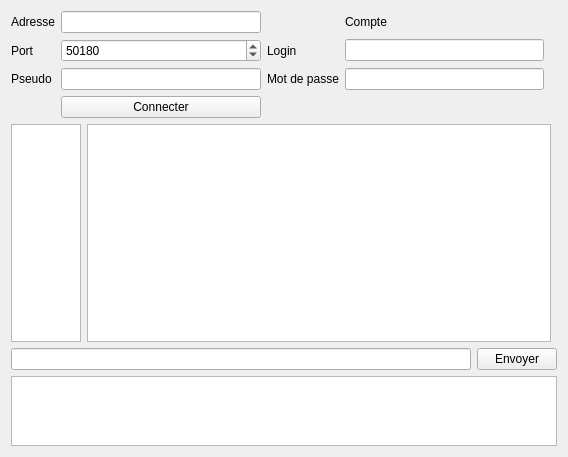
Zxb12/Chat, file Chat-Client/fenprincipale.ui: the form before one commit.
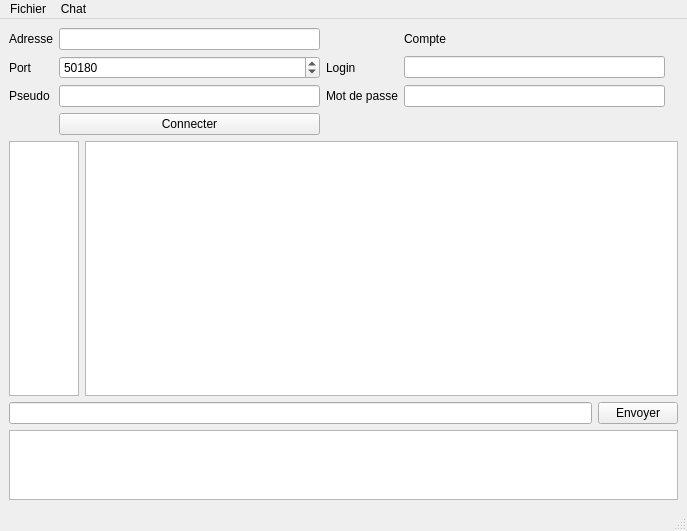
The form after the commit. Icons and pictures are not drawn.

Commit message: Conversion FenPrincipale de QWidget en QMainWindow

Diff of the .ui file:
```diff
--- a/Chat-Client/fenprincipale.ui
+++ b/Chat-Client/fenprincipale.ui
@@ -1,36 +1,21 @@
 <?xml version="1.0" encoding="UTF-8"?>
 <ui version="4.0">
  <class>FenPrincipale</class>
- <widget class="QWidget" name="FenPrincipale">
+ <widget class="QMainWindow" name="FenPrincipale">
   <property name="geometry">
    <rect>
     <x>0</x>
     <y>0</y>
-    <width>568</width>
-    <height>457</height>
+    <width>687</width>
+    <height>531</height>
    </rect>
   </property>
-  <property name="sizePolicy">
-   <sizepolicy hsizetype="Preferred" vsizetype="Preferred">
-    <horstretch>0</horstretch>
-    <verstretch>0</verstretch>
-   </sizepolicy>
-  </property>
-  <property name="minimumSize">
-   <size>
-    <width>0</width>
-    <height>0</height>
-   </size>
-  </property>
   <property name="windowTitle">
    <string>OokChat</string>
   </property>
-  <property name="windowIcon">
-   <iconset resource="ressources.qrc">
-    <normaloff>:/icones/24</normaloff>:/icones/24</iconset>
-  </property>
-  <layout class="QGridLayout" name="gridLayout_2">
-   <item row="0" column="0" colspan="2">
+  <widget class="QWidget" name="centralwidget">
+   <layout class="QVBoxLayout" name="verticalLayout">
+    <item>
     <layout class="QGridLayout" name="gridLayout">
      <item row="0" column="0">
       <widget class="QLabel" name="label">
@@ -149,45 +134,7 @@
      </item>
     </layout>
    </item>
-   <item row="3" column="0" colspan="2">
-    <layout class="QHBoxLayout" name="horizontalLayout">
      <item>
-      <widget class="QLineEdit" name="message"/>
-     </item>
-     <item>
-      <widget class="QPushButton" name="envoyer">
-       <property name="text">
-        <string>Envoyer</string>
-       </property>
-      </widget>
-     </item>
-    </layout>
-   </item>
-   <item row="4" column="0" colspan="2">
-    <widget class="QTextEdit" name="console">
-     <property name="sizePolicy">
-      <sizepolicy hsizetype="Expanding" vsizetype="Expanding">
-       <horstretch>0</horstretch>
-       <verstretch>0</verstretch>
-      </sizepolicy>
-     </property>
-     <property name="maximumSize">
-      <size>
-       <width>16777215</width>
-       <height>70</height>
-      </size>
-     </property>
-     <property name="font">
-      <font>
-       <family>Courier New</family>
-      </font>
-     </property>
-     <property name="readOnly">
-      <bool>true</bool>
-     </property>
-    </widget>
-   </item>
-   <item row="2" column="0">
     <layout class="QHBoxLayout" name="horizontalLayout_2">
      <item>
       <widget class="QListWidget" name="listeConnectes">
@@ -229,31 +176,134 @@
         <string>&lt;!DOCTYPE HTML PUBLIC &quot;-//W3C//DTD HTML 4.0//EN&quot; &quot;http://www.w3.org/TR/REC-html40/strict.dtd&quot;&gt;
 &lt;html&gt;&lt;head&gt;&lt;meta name=&quot;qrichtext&quot; content=&quot;1&quot; /&gt;&lt;style type=&quot;text/css&quot;&gt;
 p, li { white-space: pre-wrap; }
-&lt;/style&gt;&lt;/head&gt;&lt;body style=&quot; font-family:'Ubuntu'; font-size:11pt; font-weight:400; font-style:normal;&quot;&gt;
-&lt;p style=&quot;-qt-paragraph-type:empty; margin-top:0px; margin-bottom:0px; margin-left:0px; margin-right:0px; -qt-block-indent:0; text-indent:0px; font-family:'MS Shell Dlg 2'; font-size:8pt;&quot;&gt;&lt;/p&gt;&lt;/body&gt;&lt;/html&gt;</string>
+&lt;/style&gt;&lt;/head&gt;&lt;body style=&quot; font-family:'MS Shell Dlg 2'; font-size:8.25pt; font-weight:400; font-style:normal;&quot;&gt;
+&lt;p style=&quot;-qt-paragraph-type:empty; margin-top:0px; margin-bottom:0px; margin-left:0px; margin-right:0px; -qt-block-indent:0; text-indent:0px; font-size:8pt;&quot;&gt;&lt;/p&gt;&lt;/body&gt;&lt;/html&gt;</string>
        </property>
       </widget>
      </item>
     </layout>
    </item>
-  </layout>
- </widget>
- <layoutdefault spacing="6" margin="11"/>
- <tabstops>
-  <tabstop>adresse</tabstop>
-  <tabstop>port</tabstop>
-  <tabstop>pseudo</tabstop>
-  <tabstop>login</tabstop>
-  <tabstop>password</tabstop>
-  <tabstop>connecter</tabstop>
-  <tabstop>message</tabstop>
-  <tabstop>envoyer</tabstop>
-  <tabstop>console</tabstop>
-  <tabstop>listeConnectes</tabstop>
-  <tabstop>chat</tabstop>
- </tabstops>
- <resources>
-  <include location="ressources.qrc"/>
- </resources>
+    <item>
+     <layout class="QHBoxLayout" name="horizontalLayout">
+      <item>
+       <widget class="QLineEdit" name="message"/>
+      </item>
+      <item>
+       <widget class="QPushButton" name="envoyer">
+        <property name="text">
+         <string>Envoyer</string>
+        </property>
+       </widget>
+      </item>
+     </layout>
+    </item>
+    <item>
+     <widget class="QTextEdit" name="console">
+      <property name="sizePolicy">
+       <sizepolicy hsizetype="Expanding" vsizetype="Expanding">
+        <horstretch>0</horstretch>
+        <verstretch>0</verstretch>
+       </sizepolicy>
+      </property>
+      <property name="maximumSize">
+       <size>
+        <width>16777215</width>
+        <height>70</height>
+       </size>
+      </property>
+      <property name="font">
+       <font>
+        <family>Courier New</family>
+       </font>
+      </property>
+      <property name="readOnly">
+       <bool>true</bool>
+      </property>
+     </widget>
+    </item>
+   </layout>
+  </widget>
+  <widget class="QMenuBar" name="menubar">
+   <property name="geometry">
+    <rect>
+     <x>0</x>
+     <y>0</y>
+     <width>687</width>
+     <height>21</height>
+    </rect>
+   </property>
+   <widget class="QMenu" name="menuFichier">
+    <property name="title">
+     <string>Fichier</string>
+    </property>
+    <addaction name="actionConnecter"/>
+    <addaction name="actionDeconnexion"/>
+    <addaction name="actionQuitter"/>
+   </widget>
+   <widget class="QMenu" name="menuChat">
+    <property name="title">
+     <string>Chat</string>
+    </property>
+    <widget class="QMenu" name="menuGestion">
+     <property name="title">
+      <string>Gestion</string>
+     </property>
+     <addaction name="actionKick"/>
+     <addaction name="actionBan"/>
+     <addaction name="actionEnregistrement"/>
+     <addaction name="actionModification_de_niveau"/>
+    </widget>
+    <addaction name="menuGestion"/>
+    <addaction name="actionMessage_de_d_connexion"/>
+   </widget>
+   <addaction name="menuFichier"/>
+   <addaction name="menuChat"/>
+  </widget>
+  <widget class="QStatusBar" name="statusbar"/>
+  <action name="actionConnecter">
+   <property name="checkable">
+    <bool>true</bool>
+   </property>
+   <property name="text">
+    <string>Connecter</string>
+   </property>
+  </action>
+  <action name="actionQuitter">
+   <property name="text">
+    <string>Quitter</string>
+   </property>
+  </action>
+  <action name="actionKick">
+   <property name="text">
+    <string>Kick</string>
+   </property>
+  </action>
+  <action name="actionBan">
+   <property name="text">
+    <string>Ban</string>
+   </property>
+  </action>
+  <action name="actionEnregistrement">
+   <property name="text">
+    <string>Enregistrement</string>
+   </property>
+  </action>
+  <action name="actionModification_de_niveau">
+   <property name="text">
+    <string>Modification de niveau</string>
+   </property>
+  </action>
+  <action name="actionMessage_de_d_connexion">
+   <property name="text">
+    <string>Message de déconnexion</string>
+   </property>
+  </action>
+  <action name="actionDeconnexion">
+   <property name="text">
+    <string>Déconnecter</string>
+   </property>
+  </action>
+ </widget>
+ <resources/>
  <connections/>
 </ui>
```
Left out of the diff: 2 changed lines with no effect on the pictures. Lines whose indentation alone changed are shown as unchanged. The commit also changes 2 other files.
